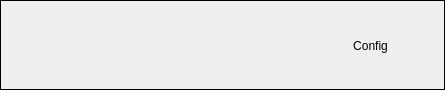
The window that client/qt/theader.ui (LaKabane/tNETacle) describes before a commit, drawn with Qt 5.
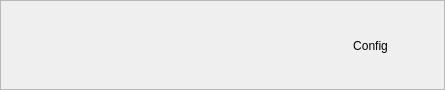
The same window after the commit. Icons and pictures are not drawn.

Patch:
```diff
--- a/client/qt/theader.ui
+++ b/client/qt/theader.ui
@@ -20,7 +20,7 @@
    <string>Widget</string>
   </property>
   <property name="frameShape">
-   <enum>QFrame::Box</enum>
+   <enum>QFrame::StyledPanel</enum>
   </property>
   <widget class="QWidget" name="logo" native="true">
    <property name="geometry">
```
